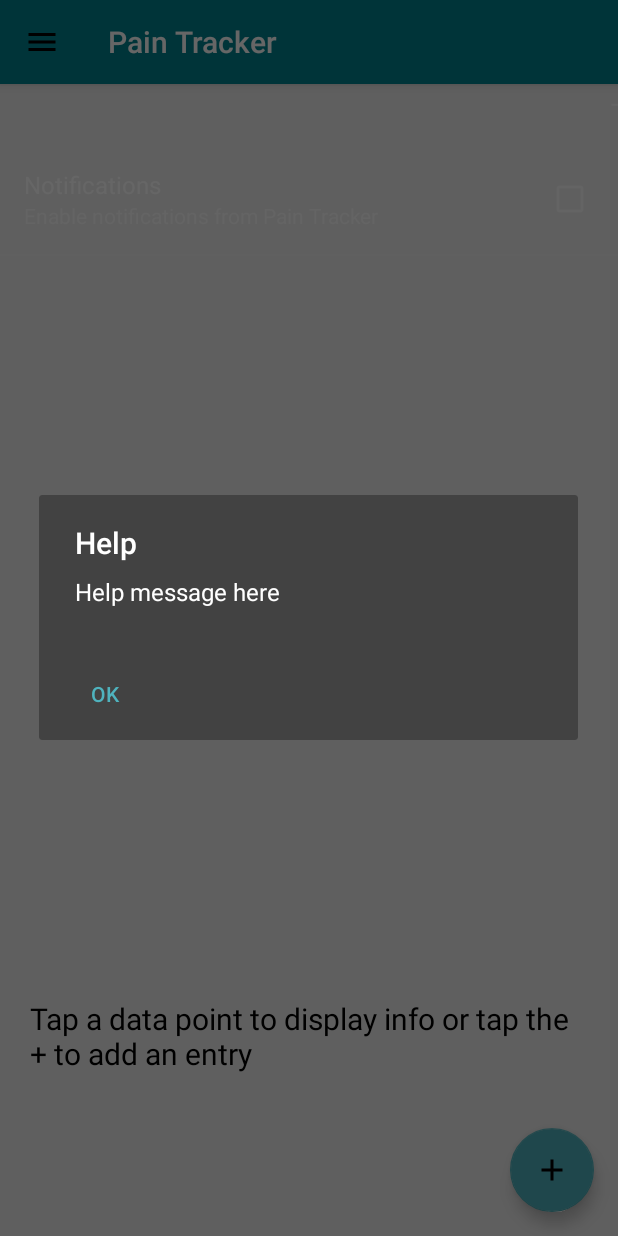
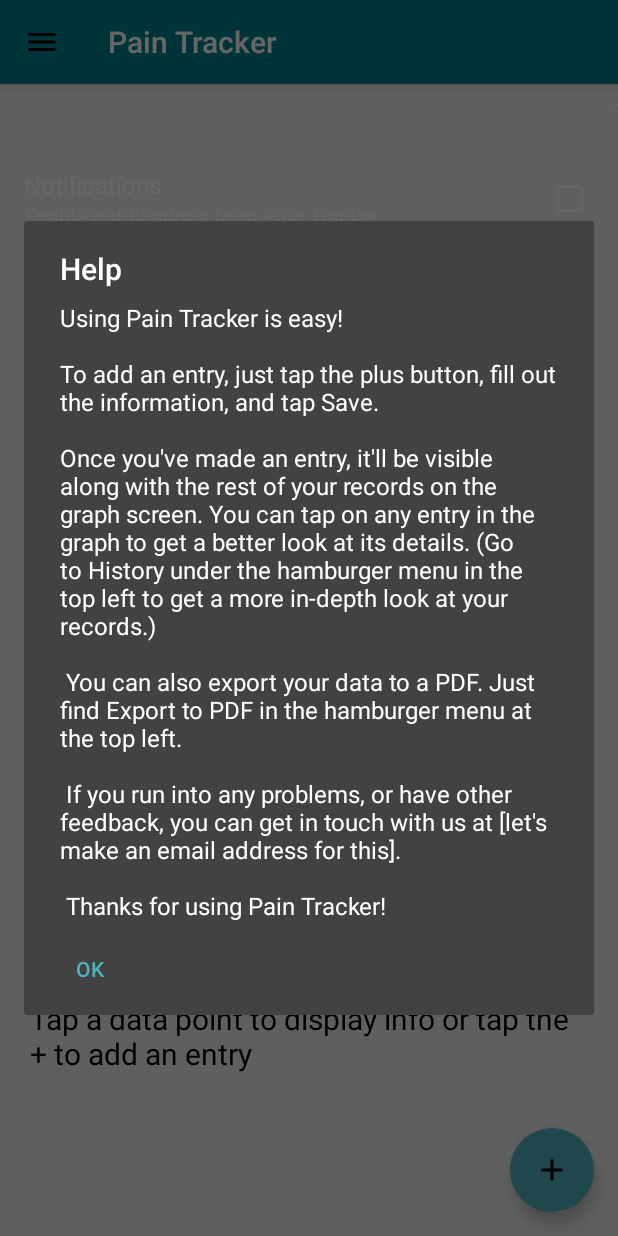
Before and after one commit to Daanikus/PainTracker, an Android app: the fragment SettingsFragment placed in its activity, in the side drawer, after a tap on "Help", on a phone screen of 412 x 824 dp. Run offline under Robolectric (Android 15) with nearby library versions, the phone set to English and light mode, and no system bars; our stand-ins replace Room's generated code; libraries missing offline, so code that uses them is left out: com.jjoe64.graphview; plain views replace GraphView; 10 statements that could not run were skipped.

Commit message:
Added help description to dialog box and tidied up some formatting

```diff
--- a/mobile/src/main/java/com/github/daanikus/paintracker/HistoryActivity.java
+++ b/mobile/src/main/java/com/github/daanikus/paintracker/HistoryActivity.java
@@ -1,9 +1,7 @@
 package com.github.daanikus.paintracker;
 
-import android.app.ActionBar;
 import android.content.Intent;
 import android.os.Bundle;
-import android.os.PersistableBundle;
 import android.support.annotation.Nullable;
 import android.support.v7.app.AppCompatActivity;
 import android.support.v7.widget.Toolbar;
--- a/mobile/src/main/java/com/github/daanikus/paintracker/MainActivity.java
+++ b/mobile/src/main/java/com/github/daanikus/paintracker/MainActivity.java
@@ -158,7 +158,7 @@ public class MainActivity extends AppCompatActivity {
                             case "Help":
                                 AlertDialog helpDialog = new AlertDialog.Builder(MainActivity.this).create();
                                 helpDialog.setTitle("Help");
-                                helpDialog.setMessage(getString(R.string.help_dialog));
+                                helpDialog.setMessage(getString(R.string.help_desc));
                                 helpDialog.setButton(AlertDialog.BUTTON_NEUTRAL, "OK",
                                         new DialogInterface.OnClickListener() {
                                             public void onClick(DialogInterface dialog, int which) {
@@ -272,9 +272,12 @@ public class MainActivity extends AppCompatActivity {
         graph.getViewport().setScalable(true);
 
 
-        graph.getGridLabelRenderer().setHorizontalLabelsColor(getResources().getColor(android.R.color.black));
-        graph.getGridLabelRenderer().setVerticalLabelsColor(getResources().getColor(android.R.color.black));
-        graph.getGridLabelRenderer().setGridColor(getResources().getColor(android.R.color.black));
+        graph.getGridLabelRenderer()
+                .setHorizontalLabelsColor(getResources().getColor(android.R.color.black));
+        graph.getGridLabelRenderer()
+                .setVerticalLabelsColor(getResources().getColor(android.R.color.black));
+        graph.getGridLabelRenderer()
+                .setGridColor(getResources().getColor(android.R.color.black));
 
         graph.getGridLabelRenderer().setHorizontalLabelsAngle(X_AXIS_LABEL_ANGLE);
         graph.getGridLabelRenderer().setNumHorizontalLabels(PAIN_SCALE_UPPER);
@@ -362,7 +365,8 @@ public class MainActivity extends AppCompatActivity {
         PdfDocument document = new PdfDocument();
 
         // crate a page description
-        PdfDocument.PageInfo pageInfo = new PdfDocument.PageInfo.Builder(595, 842, 1).create();
+        PdfDocument.PageInfo pageInfo =
+                new PdfDocument.PageInfo.Builder(595, 842, 1).create();
 
         // start a page
         PdfDocument.Page page = document.startPage(pageInfo);
@@ -375,7 +379,8 @@ public class MainActivity extends AppCompatActivity {
         paint.setColor(Color.RED);
         //ByteArrayOutputStream os = new ByteArrayOutputStream();
         Bitmap graphImage = this.graph.takeSnapshot();
-        canvas.drawBitmap(graphImage, new Rect(0, 0, 100, 100),  new Rect(0, 0, 100, 100), null);
+        canvas.drawBitmap(graphImage, new Rect(0, 0, 100, 100),
+                new Rect(0, 0, 100, 100), null);
         for (Pain p : staticData) {
             String output = (p.getTimeAsFormattedString()
                     + "\nComment: "
@@ -423,6 +428,7 @@ public class MainActivity extends AppCompatActivity {
         }
     }
 
+
     //Reminder
     public void pushNotification(long time){
         // If notifications disabled in settings, don't do anything
--- a/mobile/src/main/java/com/github/daanikus/paintracker/MyNotificationChannel.java
+++ b/mobile/src/main/java/com/github/daanikus/paintracker/MyNotificationChannel.java
@@ -1,7 +1,6 @@
 package com.github.daanikus.paintracker;
 
 import android.app.Application;
-import android.app.Notification;
 import android.app.NotificationChannel;
 import android.app.NotificationManager;
 import android.os.Build;
--- a/mobile/src/main/java/com/github/daanikus/paintracker/NewPainActivity.java
+++ b/mobile/src/main/java/com/github/daanikus/paintracker/NewPainActivity.java
@@ -67,9 +67,9 @@ public class NewPainActivity extends AppCompatActivity {
             }
         });
 
-        /**
-         * Tracks the location of a user's pain. Logged as an X and Y coordinate by them tapping the
-         * image. The most recent tap, before the save button is pushed, is recorded.
+        /*
+          Tracks the location of a user's pain. Logged as an X and Y coordinate by them tapping the
+          image. The most recent tap, before the save button is pushed, is recorded.
          */
 
         final ImageView image = findViewById(R.id.human_image_view);
@@ -100,7 +100,7 @@ public class NewPainActivity extends AppCompatActivity {
             }
         });
 
-        /**final ImageView ivImage = findViewById(R.id.human_image_view);
+        /*final ImageView ivImage = findViewById(R.id.human_image_view);
         final Bitmap bitmap = ((BitmapDrawable)ivImage.getDrawable()).getBitmap().copy(Bitmap.Config.ARGB_8888, true);
         ivImage.setOnTouchListener(new View.OnTouchListener() {
 
@@ -121,8 +121,8 @@ public class NewPainActivity extends AppCompatActivity {
             }
         });**/
 
-        /**
-         * Saves a new pain entry to the database.
+        /*
+          Saves a new pain entry to the database.
          */
         final Button button = findViewById(R.id.button_save);
         button.setOnClickListener(new View.OnClickListener() {
--- a/mobile/src/main/java/com/github/daanikus/paintracker/SettingsActivity.java
+++ b/mobile/src/main/java/com/github/daanikus/paintracker/SettingsActivity.java
@@ -1,11 +1,7 @@
 package com.github.daanikus.paintracker;
 
-import android.app.Activity;
-import android.content.SharedPreferences;
 import android.os.Bundle;
-import android.preference.Preference;
 import android.support.v7.app.AppCompatActivity;
-import android.support.v7.widget.Toolbar;
 
 public class SettingsActivity extends AppCompatActivity {
     @Override
--- a/mobile/src/main/java/com/github/daanikus/paintracker/SettingsFragment.java
+++ b/mobile/src/main/java/com/github/daanikus/paintracker/SettingsFragment.java
@@ -3,7 +3,6 @@ package com.github.daanikus.paintracker;
 import android.content.SharedPreferences;
 import android.os.Bundle;
 import android.preference.PreferenceFragment;
-import android.support.v7.widget.Toolbar;
 import android.widget.Toast;
 
 public class SettingsFragment extends PreferenceFragment implements SharedPreferences.OnSharedPreferenceChangeListener{
--- a/mobile/src/main/res/layout/activity_history.xml
+++ b/mobile/src/main/res/layout/activity_history.xml
@@ -1,9 +1,7 @@
 <?xml version="1.0" encoding="utf-8"?>
 
-<GridLayout
-    xmlns:android="http://schemas.android.com/apk/res/android"
+<GridLayout xmlns:android="http://schemas.android.com/apk/res/android"
     android:orientation="vertical"
-    xmlns:app="http://schemas.android.com/apk/res-auto"
     xmlns:tools="http://schemas.android.com/tools"
     android:layout_width="match_parent"
     android:layout_height="match_parent"
--- a/mobile/src/main/res/layout/activity_new_pain.xml
+++ b/mobile/src/main/res/layout/activity_new_pain.xml
@@ -1,8 +1,6 @@
 <?xml version="1.0" encoding="utf-8"?>
-<GridLayout
-    xmlns:android="http://schemas.android.com/apk/res/android"
+<GridLayout xmlns:android="http://schemas.android.com/apk/res/android"
     android:orientation="vertical"
-    xmlns:app="http://schemas.android.com/apk/res-auto"
     xmlns:tools="http://schemas.android.com/tools"
     android:layout_width="match_parent"
     android:layout_height="match_parent"
--- a/mobile/src/main/res/values/strings.xml
+++ b/mobile/src/main/res/values/strings.xml
@@ -1,7 +1,7 @@
 <resources>
     <string name="app_name">Pain Tracker</string>
     <string name="title_activity_main">Pain Tracker</string>
-    <string name="hint_word">Comment...</string>
+    <string name="hint_word">Comment…</string>
     <string name="button_save">Save</string>
     <string name="empty_not_saved">No pain level set. Entry not saved.</string>
     <string name="card_initial_text">Tap a data point to display info or tap the + to add an entry</string>
@@ -13,4 +13,12 @@
     <string name="help_dialog">Help message here</string>
     <string name="pref_notifications">Notifications</string>
     <string name="pref_notifications_summary">Enable notifications from Pain Tracker</string>
+    <string name="help_desc">Using Pain Tracker is easy!\n\nTo add an entry, just tap the plus button,
+        fill out the information, and tap Save.\n\n\Once you\'ve made an entry,
+        it\'ll be visible along with the rest of your records on the graph screen.
+        You can tap on any entry in the graph to get a better look at its details.
+        (Go to History under the hamburger menu in the top left to get a more in-depth look at your records.)\n\n
+    You can also export your data to a PDF. Just find Export to PDF in the hamburger menu at the top left.\n\n
+    If you run into any problems, or have other feedback, you can get in touch with us at [let\'s make an email address for this].\n\n
+        Thanks for using Pain Tracker!</string>
 </resources>
```
Also changed, not shown: mobile/src/main/java/com/github/daanikus/paintracker/PDFGenerator.java (+0 -7 lines), mobile/src/main/res/Text/helptext.txt (deleted, +0 -11 lines), 1 other file.
